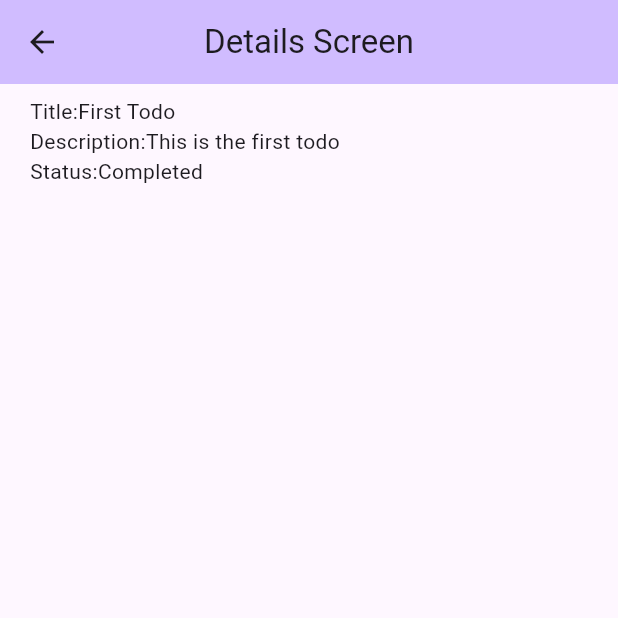
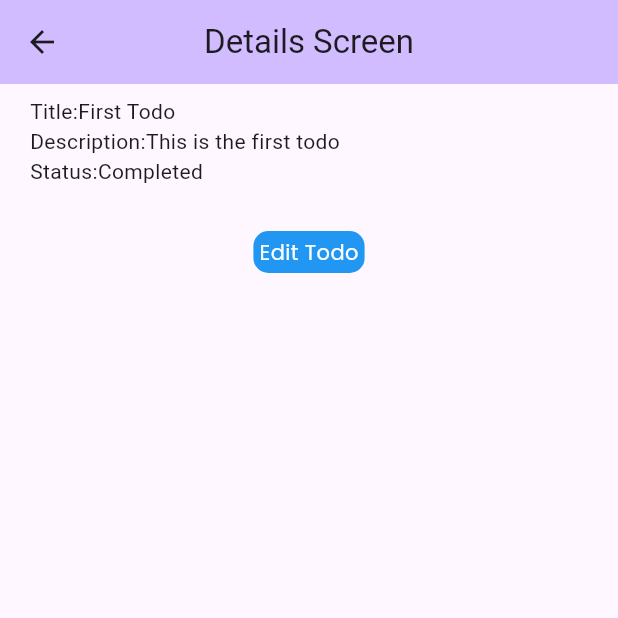
Before and after one commit to moseskamira/todo, a Flutter app: the screen it shows after launch, after a tap on "More", on a phone screen of 412 x 824 dp, the top half of it. Run offline on Flutter 3.47's test engine with Material 3 defaults, Android fonts, the phone set to English and light mode, and no system bars; our stand-ins replace google_fonts, sizer.

Commit message:
Create Details screen

```diff
--- a/lib/models/todo_model.dart
+++ b/lib/models/todo_model.dart
@@ -1,11 +1,23 @@
+import 'package:json_annotation/json_annotation.dart';
+
+part 'todo_model.g.dart';
+
+@JsonSerializable()
 class TodoModel {
+  int? id;
   String? title;
   String? description;
   String? status;
 
   TodoModel({
+    this.id,
     this.title,
     this.description,
     this.status,
   });
+
+  factory TodoModel.fromJson(Map<String, dynamic> json) =>
+      _$TodoModelFromJson(json);
+
+  Map<String, dynamic> toJson() => _$TodoModelToJson(this);
 }
--- a/lib/pages/todo_details_page.dart
+++ b/lib/pages/todo_details_page.dart
@@ -1,5 +1,7 @@
 import 'package:flutter/material.dart';
+import 'package:google_fonts/google_fonts.dart';
 import 'package:todo/models/todo_model.dart';
+import 'package:todo/routes/route_name.dart';
 
 class TodoDetailsPage extends StatefulWidget {
   final TodoModel todo;
@@ -59,6 +61,28 @@ class _TodoDetailsPageState extends State<TodoDetailsPage> {
                 ),
               ],
             ),
+            SizedBox(height: 30),
+            GestureDetector(
+              onTap: () {
+                Navigator.of(context).pushNamed(RouteName.updateTodoScreen,
+                    arguments: {'todo': widget.todo});
+              },
+              child: Container(
+                  decoration: BoxDecoration(
+                    borderRadius: BorderRadius.circular(10),
+                    color: Colors.blue,
+                  ),
+                  child: Padding(
+                    padding: const EdgeInsets.all(4.0),
+                    child: Text(
+                      'Edit Todo',
+                      style: GoogleFonts.poppins(
+                          fontSize: 14,
+                          fontWeight: FontWeight.w400,
+                          color: Colors.white),
+                    ),
+                  )),
+            )
           ],
         ),
       ),
--- a/lib/routes/routes.dart
+++ b/lib/routes/routes.dart
@@ -1,5 +1,6 @@
 import 'package:flutter/material.dart';
 import 'package:todo/models/todo_model.dart';
+import 'package:todo/pages/edit_todo_page.dart';
 import 'package:todo/pages/home_page.dart';
 import 'package:todo/routes/route_name.dart';
 
@@ -17,9 +18,19 @@ class Routes {
         Map<String, Object>? args = settings.arguments as Map<String, Object>;
         TodoModel todoModel = args['todo'] as TodoModel;
         return MaterialPageRoute(
-            builder: (BuildContext context) => TodoDetailsPage(
-                  todo: todoModel,
-                ));
+          builder: (BuildContext context) => TodoDetailsPage(
+            todo: todoModel,
+          ),
+        );
+
+      case RouteName.updateTodoScreen:
+        Map<String, Object>? args = settings.arguments as Map<String, Object>;
+        TodoModel todoModel = args['todo'] as TodoModel;
+        return MaterialPageRoute(
+          builder: (BuildContext context) => EditToDoPage(
+            todo: todoModel,
+          ),
+        );
 
       default:
         return MaterialPageRoute(builder: (_) {
--- a/pubspec.yaml
+++ b/pubspec.yaml
@@ -36,6 +36,10 @@ dependencies:
   cupertino_icons: ^1.0.8
   provider: ^6.1.2
   sizer: ^3.0.5
+  google_fonts: ^6.2.1
+  json_serializable: ^6.9.4
+  build_runner: ^2.4.15
+  json_annotation: ^4.9.0
 
 dev_dependencies:
   flutter_test:
@@ -58,6 +62,7 @@ flutter:
   # included with your application, so that you can use the icons in
   # the material Icons class.
   uses-material-design: true
+  generate: true
 
   # To add assets to your application, add an assets section, like this:
   # assets:
```
Also changed, not shown: lib/pages/edit_todo_page.dart (added, +69 -0 lines), lib/models/todo_model.g.dart (added), pubspec.lock, 1 other file.
